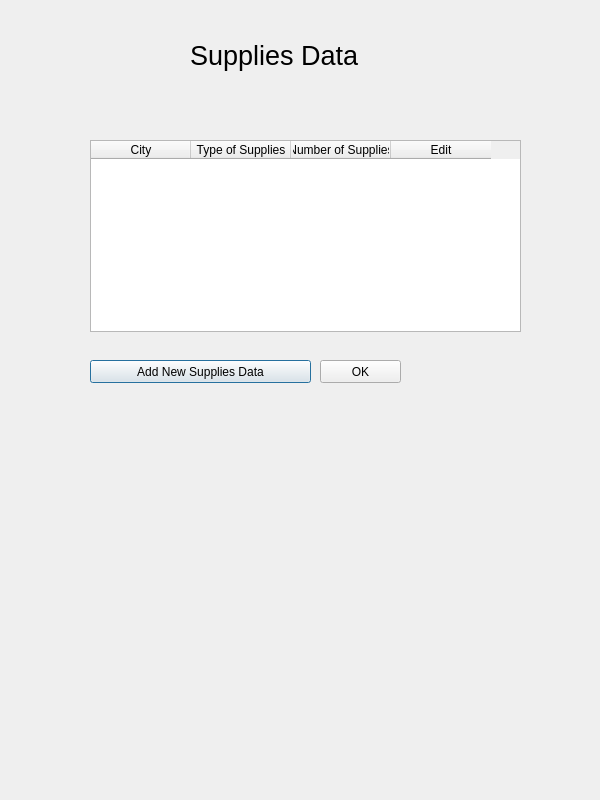
Old version of the form OmegaSquaddApplication/viewthesupplieswindow.ui in the repository paulina7m/COMP3004OmegaSquad.
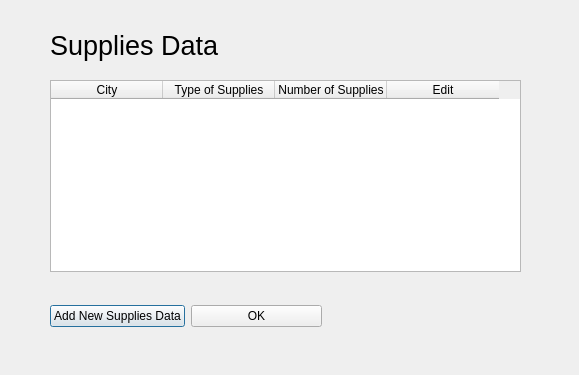
New version of the form.

The edit to the form file:
```diff
--- a/OmegaSquaddApplication/viewthesupplieswindow.ui
+++ b/OmegaSquaddApplication/viewthesupplieswindow.ui
@@ -6,8 +6,8 @@
    <rect>
     <x>0</x>
     <y>0</y>
-    <width>600</width>
-    <height>800</height>
+    <width>579</width>
+    <height>375</height>
    </rect>
   </property>
   <property name="windowTitle">
@@ -16,8 +16,8 @@
   <widget class="QLabel" name="label">
    <property name="geometry">
     <rect>
-     <x>190</x>
-     <y>20</y>
+     <x>50</x>
+     <y>10</y>
      <width>201</width>
      <height>71</height>
     </rect>
@@ -34,12 +34,18 @@
   <widget class="QTableWidget" name="tableWidget">
    <property name="geometry">
     <rect>
-     <x>90</x>
-     <y>140</y>
-     <width>431</width>
+     <x>50</x>
+     <y>80</y>
+     <width>471</width>
      <height>192</height>
     </rect>
    </property>
+   <property name="horizontalScrollBarPolicy">
+    <enum>Qt::ScrollBarAlwaysOff</enum>
+   </property>
+   <attribute name="horizontalHeaderDefaultSectionSize">
+    <number>112</number>
+   </attribute>
    <column>
     <property name="text">
      <string>City</string>
@@ -61,31 +67,31 @@
     </property>
    </column>
   </widget>
-  <widget class="QPushButton" name="pushButton">
+  <widget class="QWidget" name="">
    <property name="geometry">
     <rect>
-     <x>90</x>
-     <y>360</y>
-     <width>221</width>
-     <height>23</height>
+     <x>50</x>
+     <y>300</y>
+     <width>272</width>
+     <height>32</height>
     </rect>
    </property>
-   <property name="text">
-    <string>Add New Supplies Data</string>
-   </property>
-  </widget>
-  <widget class="QPushButton" name="pushButton_2">
-   <property name="geometry">
-    <rect>
-     <x>320</x>
-     <y>360</y>
-     <width>81</width>
-     <height>23</height>
-    </rect>
-   </property>
-   <property name="text">
-    <string>OK</string>
-   </property>
+   <layout class="QHBoxLayout" name="horizontalLayout">
+    <item>
+     <widget class="QPushButton" name="pushButton">
+      <property name="text">
+       <string>Add New Supplies Data</string>
+      </property>
+     </widget>
+    </item>
+    <item>
+     <widget class="QPushButton" name="pushButton_2">
+      <property name="text">
+       <string>OK</string>
+      </property>
+     </widget>
+    </item>
+   </layout>
   </widget>
  </widget>
  <resources/>
```
